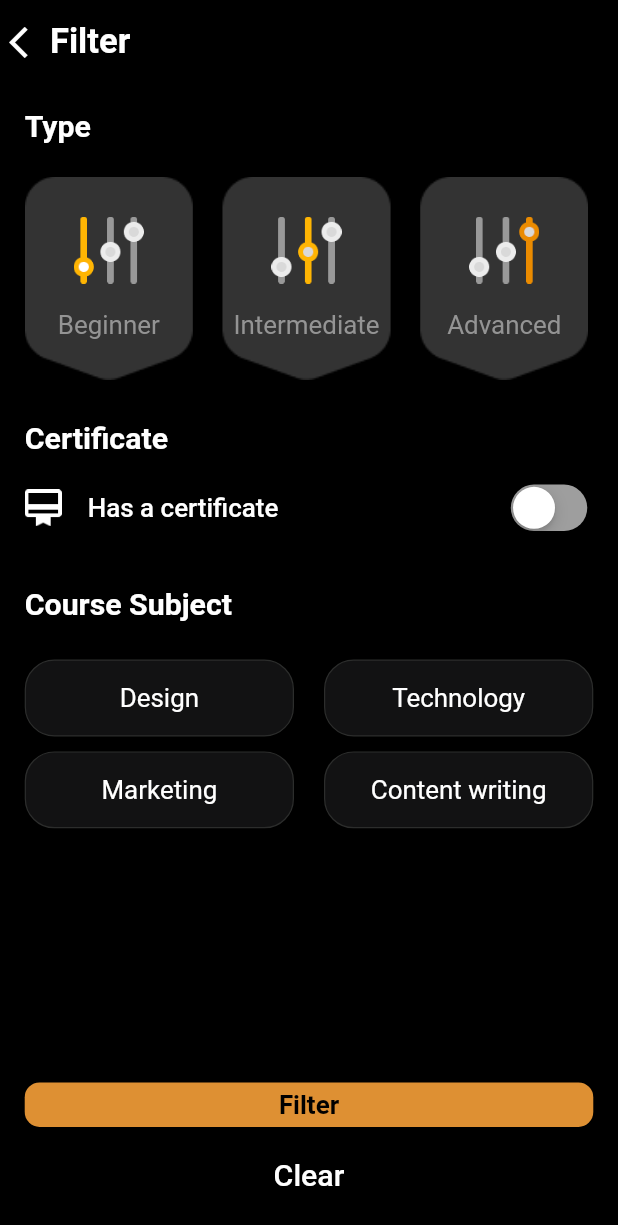
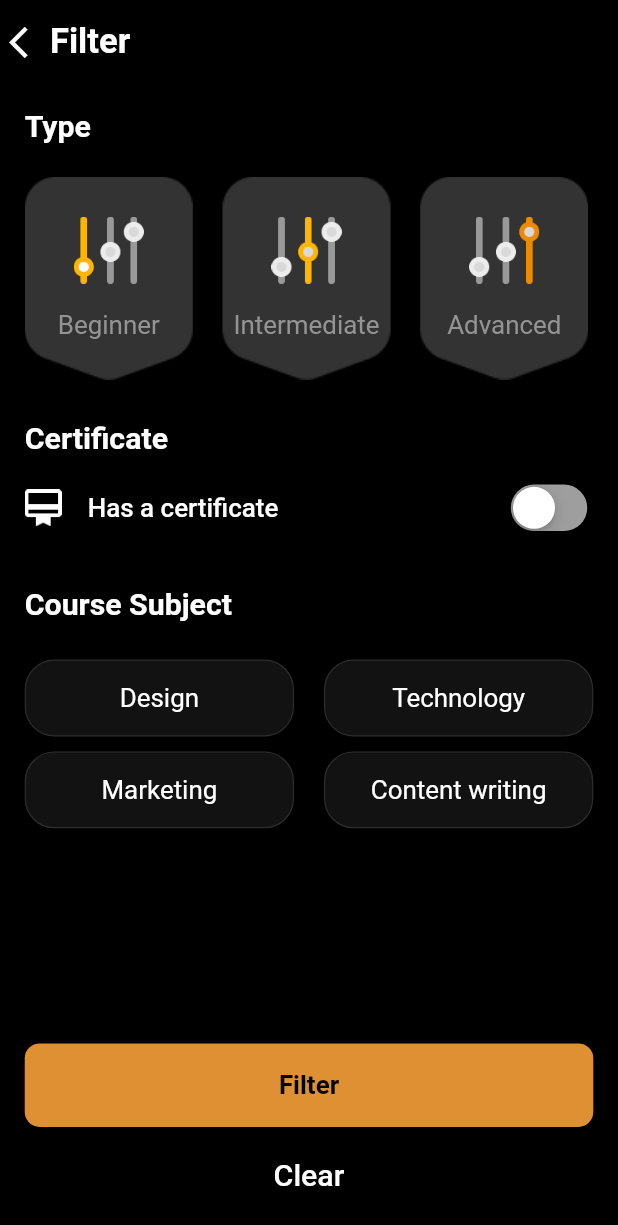
Before and after one commit to zainadomi/flutter_task1, a Flutter app: the FilterScreen screen opened by its route, on a phone screen of 412 x 824 dp. Shown: the top 1225 px of the screen. Run offline on Flutter 3.47's test engine with Material 2 defaults, Android fonts, the phone set to English and light mode, and no system bars; our stand-ins replace get; missing offline and left inert: stepper_list_view.

Commit message:
Filter screen

```diff
--- a/lib/widgets/material_widgets/main_button.dart
+++ b/lib/widgets/material_widgets/main_button.dart
@@ -14,7 +14,7 @@ class MainButton extends StatelessWidget {
     return  InkWell(
       onTap: onTap,
       child: Container(
-        height:AppSizes.kContainerHeight * 0.8,
+        height:AppSizes.kContainerHeight * 1.5,
         width: double.infinity,
         decoration: BoxDecoration(
         borderRadius: BorderRadius.circular(AppSizes.kBoarderRadius * 0.6),
```
